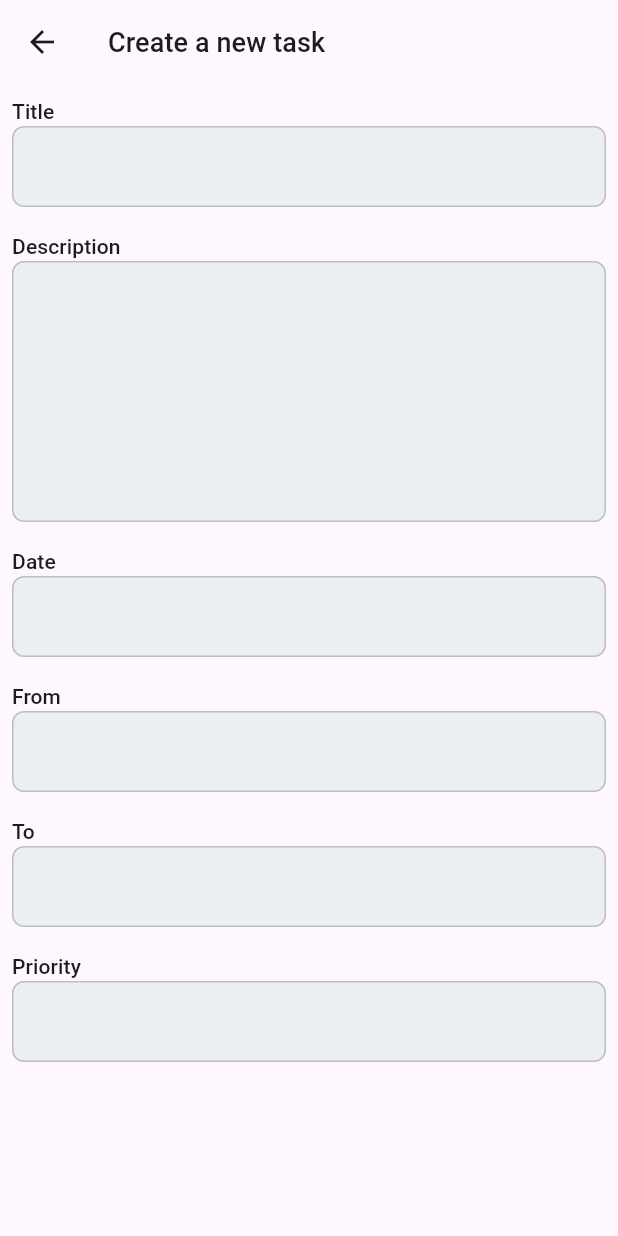
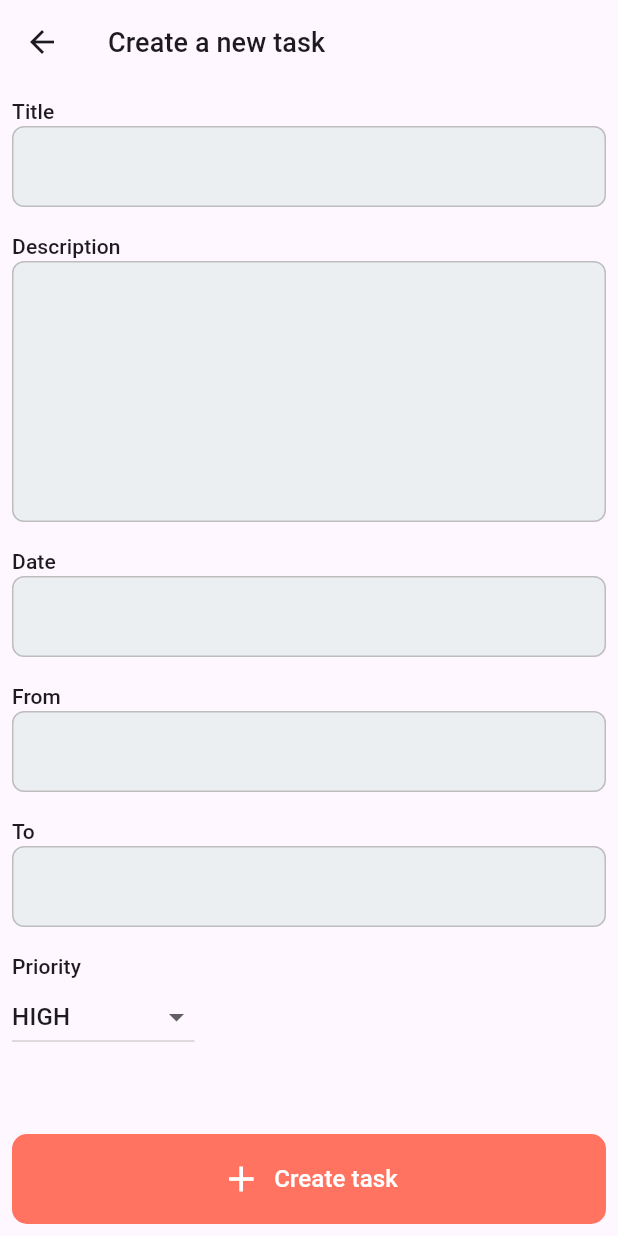
Before and after one commit to dhurgaramasamy/NoteApp, a Flutter app: the screen it shows after launch, after a tap on "Create task", on a phone screen of 412 x 824 dp. Run offline on Flutter 3.47's test engine with Material 2 defaults, Android fonts, the phone set to English and light mode, and no system bars; our stand-ins replace flutter_svg; Roboto replaces fonts that are missing (Plus Jakarta Sans).

Commit message:
[Dhurga] styling changes

```diff
--- a/lib/landing/ui/create_task_button.dart
+++ b/lib/landing/ui/create_task_button.dart
@@ -1,21 +1,12 @@
 import 'package:flutter/material.dart';
-import 'package:note_genie/task/ui/create_task/create_task_screen.dart';
 
-class CreatTaskButton extends StatelessWidget {
-  const CreatTaskButton({super.key});
-
-  @override
-  Widget build(BuildContext context) {
-    return Padding(
-      padding: const EdgeInsets.only(left: 8, top: 8, right: 8, bottom: 20),
-      child: ElevatedButton(
-        onPressed: () {
-          Navigator.push(
-              context,
-              MaterialPageRoute(
-                builder: (context) => const CreateTaskScreen(),
-              ));
-        },
+class CreateTaskButton extends ElevatedButton {
+  CreateTaskButton({
+    Key? key,
+    Function()? onPressed,
+  }) : super(
+          key: key,
+          onPressed: onPressed,
           style: ButtonStyle(
             backgroundColor: MaterialStateProperty.all<Color>(
               const Color(0xFFFF7360),
@@ -37,6 +28,7 @@ class CreatTaskButton extends StatelessWidget {
                   color: Colors.white,
                   size: 28,
                 ),
+                SizedBox(width: 8),
                 Text(
                   "Create task",
                   style: TextStyle(
@@ -46,11 +38,9 @@ class CreatTaskButton extends StatelessWidget {
                     color: Color(0xFFFFFFFF),
                     letterSpacing: 0.07,
                   ),
-              )
+                ),
               ],
-          ),
             ),
           ),
         );
 }
-}
--- a/lib/landing/ui/greeting_content.dart
+++ b/lib/landing/ui/greeting_content.dart
@@ -6,9 +6,7 @@ class GreetingContent extends StatelessWidget {
 
   @override
   Widget build(BuildContext context) {
-    return Padding(
-      padding: const EdgeInsets.all(8.0),
-      child: Row(
+    return Row(
         children: [
           Expanded(
             child: Text(
@@ -25,7 +23,6 @@ class GreetingContent extends StatelessWidget {
           ),
           const Icon(Icons.calendar_month_sharp, size: 32,)
         ],
-      ),
     );
   }
 }
--- a/lib/landing/ui/landing_screen_content.dart
+++ b/lib/landing/ui/landing_screen_content.dart
@@ -3,6 +3,7 @@ import 'package:flutter/material.dart';
 import 'package:note_genie/landing/ui/greeting_content.dart';
 import 'package:note_genie/landing/ui/no_tasks_content.dart';
 import 'package:note_genie/landing/ui/task_section.dart';
+import 'package:note_genie/task/ui/create_task/create_task_screen.dart';
 
 class LandingScreenContent extends StatelessWidget {
   const LandingScreenContent({super.key});
@@ -26,7 +27,17 @@ class LandingScreenContent extends StatelessWidget {
           child:
               listLength != 0 ? const TasksSection() : const NoTasksContent(),
         ),
-        const CreatTaskButton(),
+        Padding(
+          padding: const EdgeInsets.all(8.0),
+          child: CreateTaskButton(onPressed: () {
+            Navigator.push(
+              context,
+              MaterialPageRoute(
+                builder: (context) => const CreateTaskScreen(),
+              ),
+            );
+          }),
+        ),
       ],
     );
   }
--- /dev/null
+++ b/lib/task/model/task_priority.dart
@@ -0,0 +1,9 @@
+enum Priority {
+  high("HIGH"),
+  medium("MEDIUM"),
+  low("LOW"),
+  nopriority("NO PRIORITY");
+
+  final String value;
+  const Priority(this.value);
+}
--- /dev/null
+++ b/lib/task/ui/create_task/create_task_content.dart
@@ -0,0 +1,114 @@
+import 'package:flutter/material.dart';
+import 'package:note_genie/landing/ui/create_task_button.dart';
+import 'package:note_genie/task/model/task_priority.dart';
+import 'package:note_genie/ui/styled_textfield.dart';
+
+class CreateTaskContent extends StatefulWidget {
+  const CreateTaskContent({super.key});
+
+  @override
+  State<CreateTaskContent> createState() => _CreateTaskContentState();
+}
+
+class _CreateTaskContentState extends State<CreateTaskContent> {
+  String taskPriority = Priority.nopriority.value;
+  @override
+  Widget build(BuildContext context) {
+    return Padding(
+      padding: const EdgeInsets.all(8.0),
+      child: Column(
+        children: [
+          Expanded(
+            child: SingleChildScrollView(
+              child: Column(
+                crossAxisAlignment: CrossAxisAlignment.start,
+                children: [
+                  const Text(
+                    "Title",
+                    style: TextStyle(
+                      fontSize: 14,
+                      fontFamily: 'Plus Jakarta Sans',
+                      fontWeight: FontWeight.w500,
+                      letterSpacing: 0.07,
+                    ),
+                  ),
+                  StyledTextField(),
+                  const SizedBox(height: 16),
+                  const Text(
+                    "Description",
+                    style: TextStyle(
+                      fontSize: 14,
+                      fontFamily: 'Plus Jakarta Sans',
+                      fontWeight: FontWeight.w500,
+                      letterSpacing: 0.07,
+                    ),
+                  ),
+                  StyledTextField(
+                    maxLines: 7,
+                  ),
+                  const SizedBox(height: 16),
+                  const Text(
+                    "Date",
+                    style: TextStyle(
+                      fontSize: 14,
+                      fontFamily: 'Plus Jakarta Sans',
+                      fontWeight: FontWeight.w500,
+                      letterSpacing: 0.07,
+                    ),
+                  ),
+                  StyledTextField(),
+                  const SizedBox(height: 16),
+                  const Text(
+                    "From",
+                    style: TextStyle(
+                      fontSize: 14,
+                      fontFamily: 'Plus Jakarta Sans',
+                      fontWeight: FontWeight.w500,
+                      letterSpacing: 0.07,
+                    ),
+                  ),
+                  StyledTextField(),
+                  const SizedBox(height: 16),
+                  const Text(
+                    "To",
+                    style: TextStyle(
+                      fontSize: 14,
+                      fontFamily: 'Plus Jakarta Sans',
+                      fontWeight: FontWeight.w500,
+                      letterSpacing: 0.07,
+                    ),
+                  ),
+                  StyledTextField(),
+                  const SizedBox(height: 16),
+                  const Text(
+                    "Priority",
+                    style: TextStyle(
+                      fontSize: 14,
+                      fontFamily: 'Plus Jakarta Sans',
+                      fontWeight: FontWeight.w500,
+                      letterSpacing: 0.07,
+                    ),
+                  ),
+                  DropdownButton<String>(
+                    value: Priority.high.value,
+                    onChanged: (String? newValue) {
+                      setState(() {
+                        taskPriority = newValue!;
+                      });
+                    },
+                    items: Priority.values.map((Priority priority) {
+                      return DropdownMenuItem<String>(
+                          value: priority.value,
+                          child: Text(priority.value.toString()));
+                    }).toList(),
+                  ),
+                ],
+              ),
+            ),
+          ),
+           CreateTaskButton()
+        ],
+      ),
+    );
+  }
+}
--- a/lib/task/ui/create_task/create_task_screen.dart
+++ b/lib/task/ui/create_task/create_task_screen.dart
@@ -1,5 +1,5 @@
 import 'package:flutter/material.dart';
-import 'package:note_genie/task/ui/create_task_content.dart';
+import 'package:note_genie/task/ui/create_task/create_task_content.dart';
 
 class CreateTaskScreen extends StatelessWidget {
   const CreateTaskScreen({super.key});
--- a/lib/task/ui/create_task_content.dart
+++ /dev/null
@@ -1,84 +0,0 @@
-import 'package:flutter/cupertino.dart';
-import 'package:flutter/material.dart';
-import 'package:note_genie/ui/styled_textfield.dart';
-
-class CreateTaskContent extends StatelessWidget {
-  const CreateTaskContent({super.key});
-
-  @override
-  Widget build(BuildContext context) {
-    return Padding(
-      padding: const EdgeInsets.all(8.0),
-      child: Column(
-        crossAxisAlignment: CrossAxisAlignment.start,
-        children: [
-          const Text(
-            "Title",
-            style: TextStyle(
-              fontSize: 14,
-              fontFamily: 'Plus Jakarta Sans',
-              fontWeight: FontWeight.w500,
-              letterSpacing: 0.07,
-            ),
-          ),
-          StyledTextField(),
-          const SizedBox(height: 16),
-          const Text(
-            "Description",
-            style: TextStyle(
-              fontSize: 14,
-              fontFamily: 'Plus Jakarta Sans',
-              fontWeight: FontWeight.w500,
-              letterSpacing: 0.07,
-            ),
-          ),
-          StyledTextField(maxLines: 7,),
-          const SizedBox(height: 16),
-          const Text(
-            "Date",
-            style: TextStyle(
-              fontSize: 14,
-              fontFamily: 'Plus Jakarta Sans',
-              fontWeight: FontWeight.w500,
-              letterSpacing: 0.07,
-            ),
-          ),
-          StyledTextField(),
-          const SizedBox(height: 16),
-          const Text(
-            "From",
-            style: TextStyle(
-              fontSize: 14,
-              fontFamily: 'Plus Jakarta Sans',
-              fontWeight: FontWeight.w500,
-              letterSpacing: 0.07,
-            ),
-          ),
-          StyledTextField(),
-          const SizedBox(height: 16),
-          const Text(
-            "To",
-            style: TextStyle(
-              fontSize: 14,
-              fontFamily: 'Plus Jakarta Sans',
-              fontWeight: FontWeight.w500,
-              letterSpacing: 0.07,
-            ),
-          ),
-          StyledTextField(),
-          const SizedBox(height: 16),
-          const Text(
-            "Priority",
-            style: TextStyle(
-              fontSize: 14,
-              fontFamily: 'Plus Jakarta Sans',
-              fontWeight: FontWeight.w500,
-              letterSpacing: 0.07,
-            ),
-          ),
-          StyledTextField(),
-        ],
-      ),
-    );
-  }
-}
```
Also changed, not shown: lib/task/ui/priority_dropdown.dart (added). Lines whose indentation alone changed are shown as unchanged.
